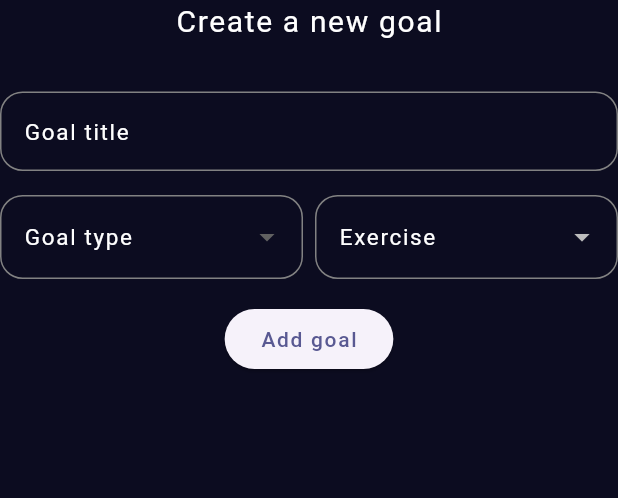
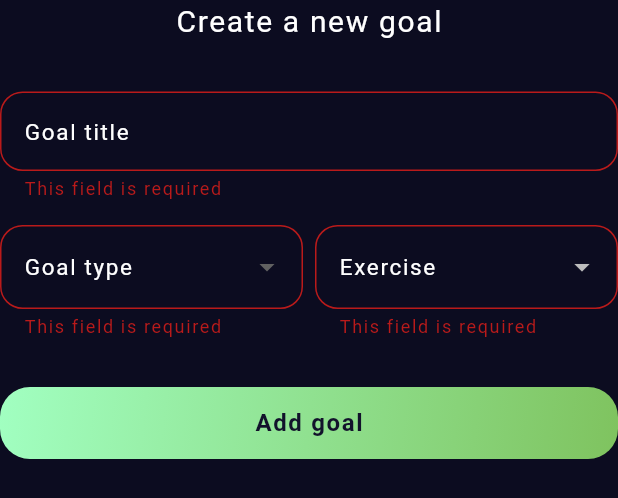
Before and after one commit to DanceaRadu/DailyDrive, a Flutter app: the GoalsForm widget shown alone on an empty page, opened directly with empty values, after a tap on "Add goal", on a phone screen of 412 x 824 dp. Shown: the top 498 px of the screen. Run offline on Flutter 3.47's test engine with Material 3 defaults, Android fonts, the phone set to English and light mode, and no system bars; our stand-ins replace cloud_firestore, firebase_auth, firebase_core, flutter_riverpod, google_sign_in, percent_indicator and 1 more; accounts and stored records are empty; generated files the repository leaves out were written again.

Commit message:
Working add and delete goal.

```diff
--- a/lib/models/goal.model.dart
+++ b/lib/models/goal.model.dart
@@ -3,8 +3,8 @@ import 'package:cloud_firestore/cloud_firestore.dart';
 class Goal {
   final String? goalId;
   final String userId;
+  final String exerciseType;
   final String title;
-  final DateTime? deadline;
   final DateTime createdAt;
   final num goal;
   final num currentProgress;
@@ -12,8 +12,8 @@ class Goal {
   Goal({
     this.goalId,
     required this.userId,
+    required this.exerciseType,
     required this.title,
-    required this.deadline,
     required this.createdAt,
     required this.goal,
     required this.currentProgress,
@@ -22,9 +22,9 @@ class Goal {
   Map<String, dynamic> toMap() {
     return {
       'userId': userId,
+      'exerciseType': exerciseType,
       'title': title,
-      'deadline': deadline != null ? Timestamp.fromDate(deadline!) : null,
-      'createdAd': Timestamp.fromDate(createdAt),
+      'createdAt': Timestamp.fromDate(createdAt),
       'goal': goal,
       'currentProgress': currentProgress,
     };
@@ -34,10 +34,8 @@ class Goal {
     return Goal(
       goalId: docId,
       userId: map['userId'] ?? '',
+      exerciseType: map['exerciseType'] ?? '',
       title: map['title'] ?? '',
-      deadline: map['deadline'] != null
-          ? (map['deadline'] as Timestamp).toDate()
-          : null,
       createdAt: (map['createdAt'] as Timestamp).toDate(),
       goal: map['goal'] ?? 0.0,
       currentProgress: map['currentProgress'] ?? 0.0,
--- a/lib/pages/profile_page/goals/goals_form.dart
+++ b/lib/pages/profile_page/goals/goals_form.dart
@@ -1,11 +1,16 @@
 import 'package:daily_drive/models/exercise_type.model.dart';
 import 'package:daily_drive/pages/profile_page/goals/onetime_goal_subform.dart';
 import 'package:daily_drive/pages/profile_page/goals/periodic_goal_subform.dart';
+import 'package:daily_drive/services/goals.service.dart';
+import 'package:daily_drive/utils/validators.dart';
 import 'package:daily_drive/widgets/main_dropdown.dart';
 import 'package:daily_drive/widgets/main_text_field.dart';
-import 'package:flutter/cupertino.dart';
+import 'package:firebase_auth/firebase_auth.dart';
 import 'package:flutter/material.dart';
 import 'package:collection/collection.dart';
+
+import '../../../models/goal.model.dart';
+import '../../../widgets/main_button.dart';
 
 class GoalsForm extends StatefulWidget {
 
@@ -21,6 +26,10 @@ class _GoalsFormState extends State<GoalsForm> {
 
   String selectedExercise = "";
   String selectedGoalType = "";
+  bool isLoading = false;
+  final _titleController = TextEditingController();
+  final _goalController = TextEditingController();
+  final _formKey = GlobalKey<FormState>();
 
   onGoalTypeChanged(String? value) {
     setState(() {
@@ -38,6 +47,38 @@ class _GoalsFormState extends State<GoalsForm> {
     });
   }
 
+  Future<void> _handleAddGoal() async {
+
+    if (_formKey.currentState!.validate()) {
+      setState(() {
+        isLoading = true;
+      });
+      try {
+        GoalsService goalsService = GoalsService();
+        final User? user = FirebaseAuth.instance.currentUser;
+        if(user == null) {
+          throw Exception("User is not logged in");
+        }
+        String exerciseId = widget.exerciseTypes.firstWhereOrNull((element) => element.name == selectedExercise)?.exerciseTypeId ?? "";
+        await goalsService.addGoal(Goal(
+            userId: user.uid,
+            exerciseType: exerciseId,
+            title: _titleController.text,
+            createdAt: DateTime.now(),
+            currentProgress: 0,
+            goal: double.parse(_goalController.text)
+        ));
+      } catch (e) {
+        print("Error: $e");
+      } finally {
+        setState(() {
+          isLoading = false;
+          Navigator.pop(context);
+        });
+      }
+    }
+  }
+
   @override
   Widget build(BuildContext context) {
 
@@ -46,11 +87,16 @@ class _GoalsFormState extends State<GoalsForm> {
       child: GestureDetector(
         onTap: () => FocusScope.of(context).unfocus(),
         child: Form(
+          key: _formKey,
           child: Column(
             children: [
               const Text('Create a new goal', style: TextStyle(fontSize: 20.0)),
               const SizedBox(height: 32.0),
-              const MainTextField(labelText: "Goal title"),
+              MainTextField(
+                labelText: "Goal title",
+                controller: _titleController,
+                validator: nullValidator,
+              ),
               const SizedBox(height: 16.0),
               Row(
                 children: [
@@ -58,7 +104,8 @@ class _GoalsFormState extends State<GoalsForm> {
                       child: MainDropdown(
                           labelText: "Goal type",
                           items: const ["One-time", "Periodic"],
-                          onChanged: onGoalTypeChanged
+                          onChanged: onGoalTypeChanged,
+                          validator: nullValidator,
                       )
                   ),
                   const SizedBox(width: 8.0),
@@ -66,22 +113,26 @@ class _GoalsFormState extends State<GoalsForm> {
                     child: MainDropdown(
                         labelText: "Exercise",
                         items: widget.exerciseTypes.map((e) => e.name).toList(),
-                        onChanged: onExerciseTypeChanged
+                        onChanged: onExerciseTypeChanged,
+                        validator: nullValidator,
                     ),
                   ),
                 ]
               ),
               const SizedBox(height: 16.0),
               if(selectedGoalType == "One-time") OnetimeGoalSubform(
-                  exerciseType: widget.exerciseTypes.firstWhereOrNull((element) => element.name == selectedExercise)
+                  exerciseType: widget.exerciseTypes.firstWhereOrNull((element) => element.name == selectedExercise),
+                  goalController: _goalController
               ),
               if(selectedGoalType == "Periodic") PeriodicGoalSubform(
                   exerciseType: widget.exerciseTypes.firstWhereOrNull((element) => element.name == selectedExercise)
               ),
-              ElevatedButton(
-                onPressed: () {},
-                child: const Text('Add goal'),
-              ),
+              const SizedBox(height: 16.0),
+              MainButton(
+                  text: 'Add goal',
+                  onPressed: _handleAddGoal,
+                  isLoading: isLoading
+              )
             ],
           )
         ),
--- a/lib/pages/profile_page/goals/onetime_goal_subform.dart
+++ b/lib/pages/profile_page/goals/onetime_goal_subform.dart
@@ -1,11 +1,17 @@
 import 'package:daily_drive/models/exercise_type.model.dart';
+import 'package:daily_drive/utils/validators.dart';
 import 'package:daily_drive/widgets/main_text_field.dart';
 import 'package:flutter/cupertino.dart';
 
 class OnetimeGoalSubform extends StatefulWidget {
 
   final ExerciseType? exerciseType;
-  const OnetimeGoalSubform({super.key, required this.exerciseType});
+  final TextEditingController goalController;
+  const OnetimeGoalSubform({
+    super.key,
+    required this.exerciseType,
+    required this.goalController,
+  });
 
   @override
   State<OnetimeGoalSubform> createState() => _OnetimeGoalSubformState();
@@ -25,6 +31,8 @@ class _OnetimeGoalSubformState extends State<OnetimeGoalSubform> {
           labelText: "Goal",
           trailingText: widget.exerciseType!.suffix,
           isNumeric: true,
+          validator: nullValidator,
+          controller: widget.goalController,
         ),
         const SizedBox(height: 8.0),
       ],
--- a/lib/widgets/main_button.dart
+++ b/lib/widgets/main_button.dart
@@ -4,11 +4,15 @@ import 'package:flutter/material.dart';
 class MainButton extends StatelessWidget {
   final String text;
   final VoidCallback onPressed;
+  final bool isLoading;
+  final bool isDisabled;
 
   const MainButton({
     super.key,
     required this.text,
     required this.onPressed,
+    this.isLoading = false,
+    this.isDisabled = false
   });
 
   @override
@@ -25,7 +29,7 @@ class MainButton extends StatelessWidget {
           borderRadius: BorderRadius.circular(20.0),
         ),
         child: ElevatedButton(
-          onPressed: onPressed,
+          onPressed: isDisabled ? null : onPressed,
           style: ElevatedButton.styleFrom(
             backgroundColor: Colors.transparent,
             shadowColor: Colors.transparent,
@@ -34,7 +38,15 @@ class MainButton extends StatelessWidget {
               borderRadius: BorderRadius.circular(8.0),
             ),
           ),
-          child: Text(
+          child: isLoading
+              ? const SizedBox(
+                height: 22.0,
+                width: 22.0,
+                child: CircularProgressIndicator(
+                    valueColor: AlwaysStoppedAnimation<Color>(ColorPalette.invertedTextColor),
+                ),
+              )
+              : Text(
                   text,
                   style: const TextStyle(
                     fontSize: 16,
--- a/pubspec.yaml
+++ b/pubspec.yaml
@@ -39,6 +39,7 @@ dependencies:
   cloud_firestore: ^5.4.5
   percent_indicator: ^4.2.3
   rxdart: ^0.28.0
+  collection: ^1.18.0
 
 dev_dependencies:
   flutter_test:
```
Also changed, not shown: lib/pages/goal_page/goal_details_page.dart (added, +42 -0 lines), lib/pages/profile_page/goals/goal_card.dart (+14 -3 lines). Lines whose indentation alone changed are shown as unchanged.
